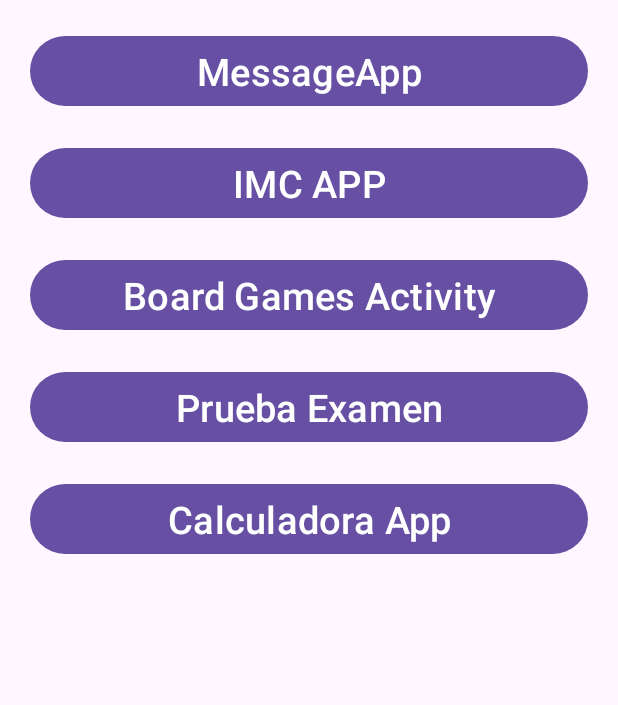
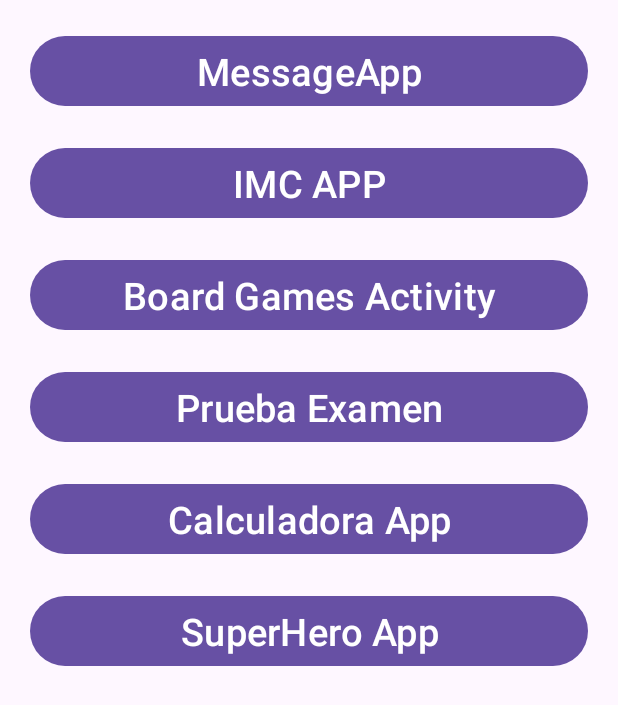
Before and after one commit to SEH0UL/EjercicioPrueba, an Android app: the screen it shows after launch (MenuActivity), on a phone screen of 412 x 824 dp. Shown: the top 705 px of the screen. Run offline under Robolectric (Android 15) with nearby library versions, the phone set to English and light mode, and no system bars.

```diff
--- a/app/build.gradle.kts
+++ b/app/build.gradle.kts
@@ -33,6 +33,10 @@ android {
     kotlinOptions {
         jvmTarget = "1.8"
     }
+    buildFeatures{
+        viewBinding = true   //Además, hay que darle a sincronizar
+    }
+
 }
 
 dependencies {
--- a/app/src/main/AndroidManifest.xml
+++ b/app/src/main/AndroidManifest.xml
@@ -12,6 +12,9 @@
         android:supportsRtl="true"
         android:theme="@style/Theme.EjercicioPrueba"
         tools:targetApi="31">
+        <activity
+            android:name=".Superhero.SuperheroListActivity"
+            android:exported="false" />
         <activity
             android:name=".CalculadoraExam.Calculadora_result"
             android:exported="false" />
--- a/app/src/main/java/com/sehoul/ejercicioprueba/MenuActivity.kt
+++ b/app/src/main/java/com/sehoul/ejercicioprueba/MenuActivity.kt
@@ -10,6 +10,7 @@ import com.sehoul.ejercicioprueba.CalculadoraExam.CalculadoraMain
 import com.sehoul.ejercicioprueba.IMCapp.IMCactivity
 import com.sehoul.ejercicioprueba.MessageApp.MainActivity
 import com.sehoul.ejercicioprueba.PruebaExamen.PruebaExamen_Main
+import com.sehoul.ejercicioprueba.Superhero.SuperheroListActivity
 
 class MenuActivity : AppCompatActivity() {
     @SuppressLint("MissingInflatedId")
@@ -22,12 +23,19 @@ class MenuActivity : AppCompatActivity() {
         var btnBoardgamesApp = findViewById<Button>(R.id.btnBoardgamesApp)
         var btnPruebaExamen = findViewById<Button>(R.id.btnPruebaExamen)
         var btnCalculadora = findViewById<Button>(R.id.btnCalculadora)
+        var SuperHeroApp = findViewById<Button>(R.id.SuperHeroApp)
 
         btnMessageApp.setOnClickListener{navigateToMessageApp()}
         btnBoardgamesApp.setOnClickListener{ navigateToBoardgamesApp() }
         btnIMCapp.setOnClickListener{navigateToIMCapp()}
         btnPruebaExamen.setOnClickListener { navigateToPruebaExamen() }
         btnCalculadora.setOnClickListener { navigateToCalculadoraMain() }
+        SuperHeroApp.setOnClickListener { navigateToSuperHeroApp() }
+    }
+
+    private fun navigateToSuperHeroApp() {
+        var intent = Intent (this, SuperheroListActivity::class.java)
+        startActivity(intent)
     }
 
     private fun navigateToCalculadoraMain() {
--- a/app/src/main/res/layout/activity_menu.xml
+++ b/app/src/main/res/layout/activity_menu.xml
@@ -54,6 +54,15 @@
         android:layout_marginHorizontal="20dp"
         android:layout_marginTop="20dp"/>
 
+    <Button
+        android:id="@+id/SuperHeroApp"
+        android:layout_width="match_parent"
+        android:layout_height="wrap_content"
+        android:text="SuperHero App"
+        android:textSize="25sp"
+        android:layout_marginHorizontal="20dp"
+        android:layout_marginTop="20dp"/>
+
 
 
 </LinearLayout>
```
Also changed, not shown: app/src/main/java/com/sehoul/ejercicioprueba/Superhero/SuperheroListActivity.kt (added, +49 -0 lines), app/src/main/res/layout/activity_superhero_list.xml (added, +43 -0 lines).
